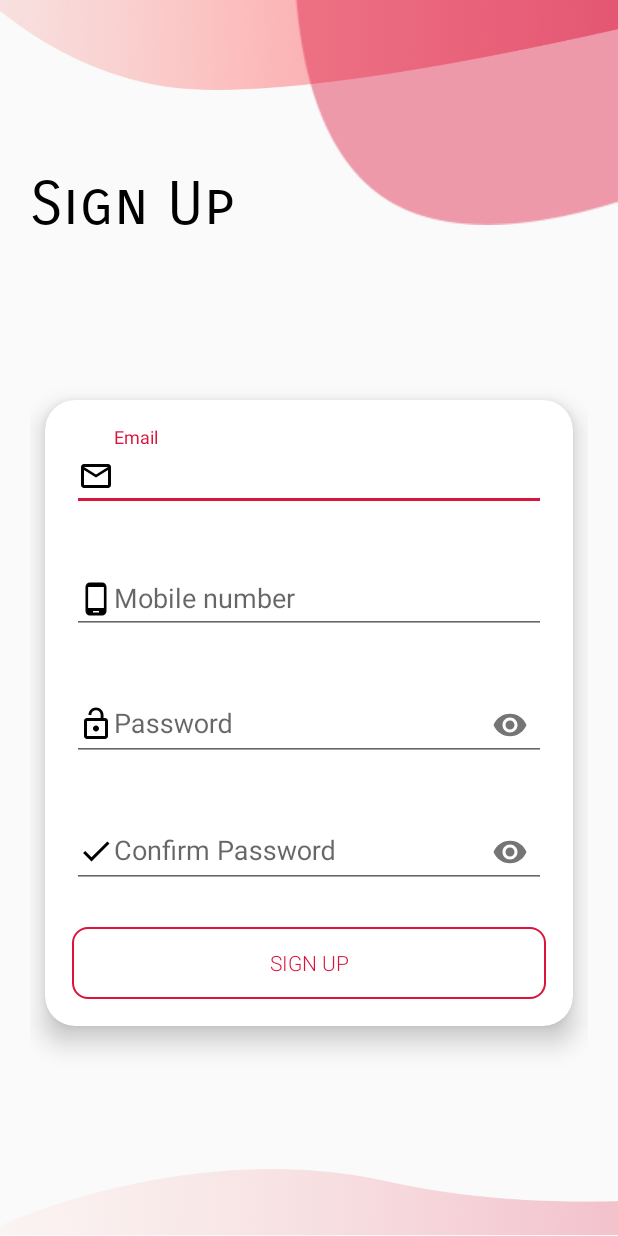
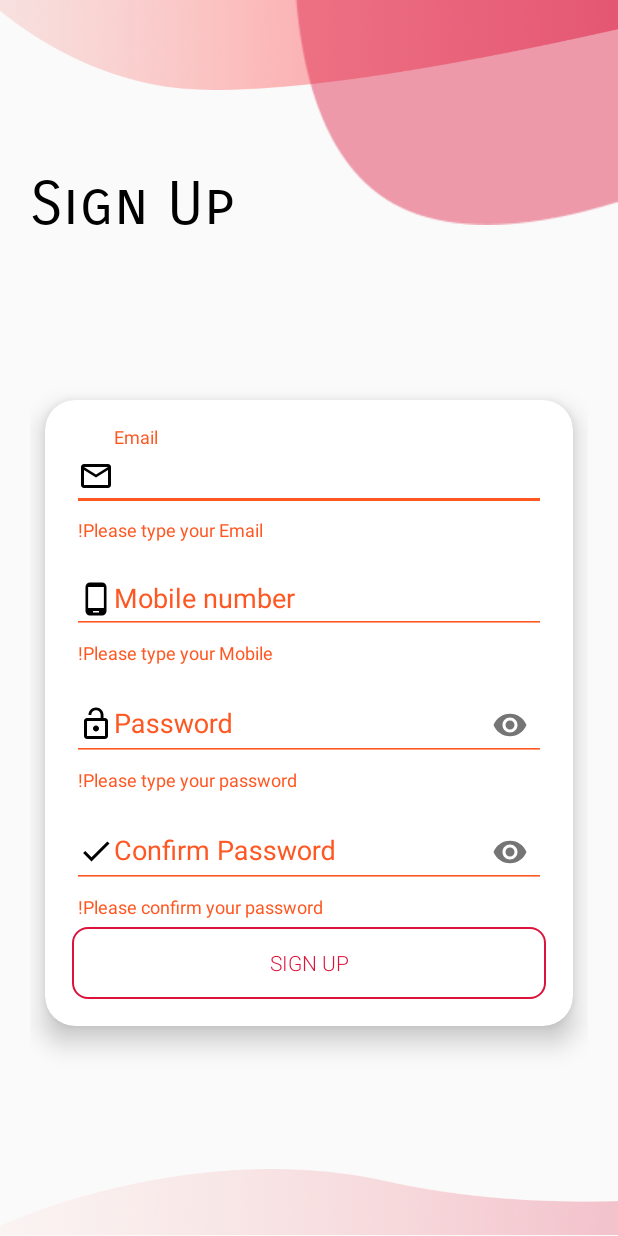
Before and after one commit to sridhar051/Nudle-Android, an Android app: the SignUpActivity screen opened directly, with no data from a screen before it, after a tap on "SIGN UP", on a phone screen of 412 x 824 dp. Run offline under Robolectric (Android 15) with nearby library versions, the phone set to English and light mode, and no system bars.

Commit message:
Added functionality to the widgets

```diff
--- a/app/src/main/java/com/intern/nudleapp/userAccount/SignUpActivity.java
+++ b/app/src/main/java/com/intern/nudleapp/userAccount/SignUpActivity.java
@@ -3,14 +3,90 @@ package com.intern.nudleapp.userAccount;
 import androidx.appcompat.app.AppCompatActivity;
 
 import android.os.Bundle;
+import android.view.View;
+import android.widget.Button;
+import android.widget.TextView;
+import android.widget.Toast;
 
+import com.google.android.material.textfield.TextInputLayout;
 import com.intern.nudleapp.R;
 
 public class SignUpActivity extends AppCompatActivity {
+
+    private TextInputLayout user_email, user_mobile, user_password, user_confirmed_password;
+    private String inputEmail, inputMobile, inputPassword, inputConfirmedPassword;
 
     @Override
     protected void onCreate(Bundle savedInstanceState) {
         super.onCreate(savedInstanceState);
         setContentView(R.layout.activity_sign_up);
+
+        user_email = findViewById(R.id.user_email_SignUp);
+        user_mobile = findViewById(R.id.user_mobile_SignUp);
+        user_password = findViewById(R.id.user_password_SignUp);
+        user_confirmed_password = findViewById(R.id.user_confirm_password_SignUp);
+
+        Button button_sign_up = findViewById(R.id.button_SignUp);
     }
+
+    private boolean validateEmail() {
+        inputEmail = user_email.getEditText().getText().toString().trim();
+        if(inputEmail.isEmpty()) {
+            user_email.setError("!Please type your Email");
+            return false;
+        } else {
+            user_email.setError(null);
+            return true;
+        }
+    }
+
+    private boolean validateMobile() {
+        inputMobile = user_mobile.getEditText().getText().toString().trim();
+        if(inputMobile.isEmpty()) {
+            user_mobile.setError("!Please type your Mobile");
+            return false;
+        } else {
+            user_mobile.setError(null);
+            return true;
+        }
+    }
+
+    private boolean validatePassword() {
+        inputPassword = user_password.getEditText().getText().toString().trim();
+        if(inputPassword.isEmpty()) {
+            user_password.setError("!Please type your password");
+            return false;
+        } else {
+            user_password.setError(null);
+            return true;
+        }
+    }
+
+    private boolean validateConfirmPassword() {
+        inputConfirmedPassword = user_confirmed_password.getEditText().getText().toString().trim();
+        if(inputConfirmedPassword.isEmpty()) {
+            user_confirmed_password.setError("!Please confirm your password");
+            return false;
+        } else if (!inputConfirmedPassword.equals(inputPassword)) {
+            user_confirmed_password.setError("Password doesn't match!");
+            return false;
+        } else {
+            user_confirmed_password.setError(null);
+            return true;
+        }
+    }
+
+    public void registerUser(View v) {
+        if(!validateEmail() | !validateMobile() | !validatePassword() | !validateConfirmPassword())
+            return;
+
+        String input = "Email: " + user_email.getEditText().getText().toString().trim() + "\n";
+        input = input + "Mobile: " + user_mobile.getEditText().getText().toString().trim() + "\n";
+        input = input + "Password: " + user_password.getEditText().getText().toString().trim();
+
+        Toast.makeText(this, input, Toast.LENGTH_SHORT).show();
+    }
+
+
+
 }
```
